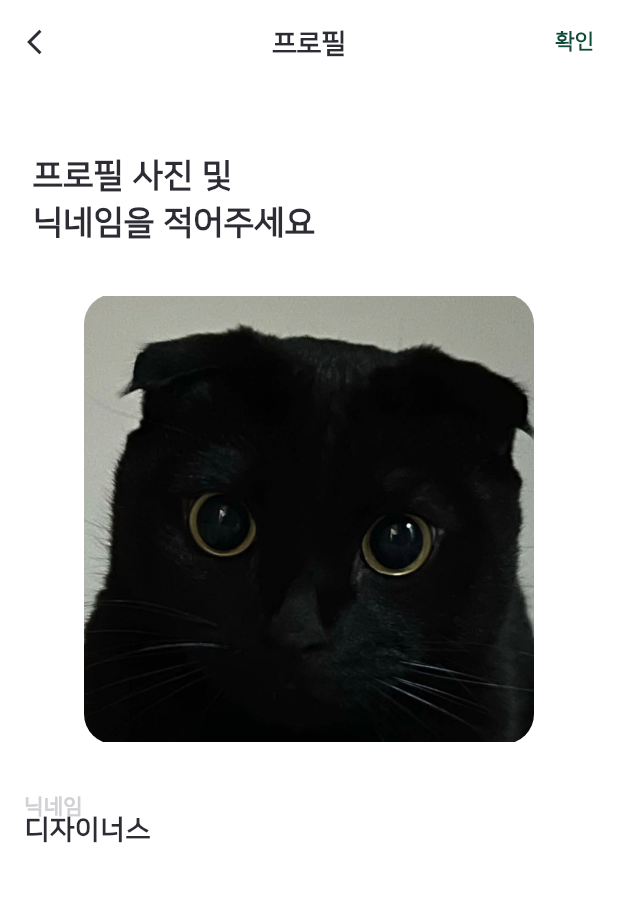
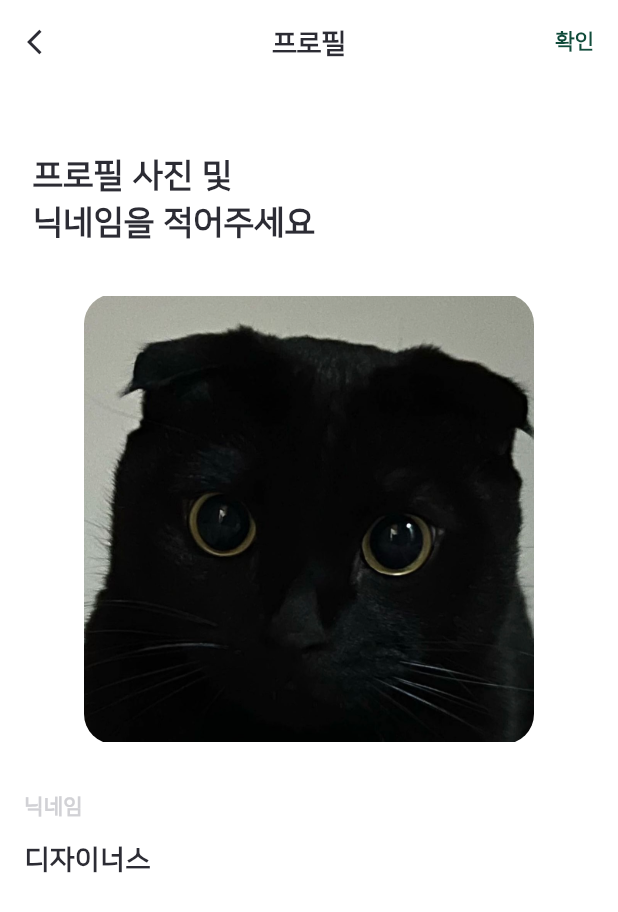
Before and after one commit to bbarkse93/project-yayoung-flutter, a Flutter app: the UserUpdate screen opened by its route, on a phone screen of 412 x 824 dp. Shown: the top 912 px of the screen. Run offline on Flutter 3.47's test engine with Material 3 defaults, Android fonts, the phone set to English and light mode, and no system bars; our stand-ins replace animated_splash_screen, carousel_slider, dio, flutter_secure_storage, logger, validators; accounts and stored records are empty.

Commit message:
개인정보 수정 화면

```diff
--- a/lib/ui/pages/my_page/main/main_page_widgets/my_page_appbar.dart
+++ b/lib/ui/pages/my_page/main/main_page_widgets/my_page_appbar.dart
@@ -18,7 +18,6 @@ class MyPageAppbar extends StatelessWidget implements PreferredSizeWidget  {
       backgroundColor: kBackWhite,
       elevation: 0.0,
       title: Row(
-
         children: [
           Text('Me', style: TextStyle(fontSize: fontXxlarge, fontWeight: FontWeight.bold)),
         ],
--- a/lib/ui/pages/my_page/user_update/user_update.dart
+++ b/lib/ui/pages/my_page/user_update/user_update.dart
@@ -14,12 +14,16 @@ class UserUpdate extends StatelessWidget {
     return Scaffold(
       backgroundColor: kBackWhite,
       appBar: UserUpdateAppbar(icon: iconArrowBack(mColor: kBlack, mSize: 20), title: "프로필", button: Text("확인", style: TextStyle(color: kPrimaryColor, fontWeight: FontWeight.bold))),
-      body: Column(
+      body: ListView(
         children: [
-          SizedBox(height: 30),
-          UserUpdateSign(),
-          UserUpdateImage(),
-          UserTextFormField(),
+          Column(
+            children: [
+              SizedBox(height: 30),
+              UserUpdateSign(),
+              UserUpdateImage(),
+              UserTextFormField(),
+            ],
+          ),
         ],
       ),
     );
--- a/lib/ui/pages/my_page/user_update/user_update_page_widgets/user_text_form_field.dart
+++ b/lib/ui/pages/my_page/user_update/user_update_page_widgets/user_text_form_field.dart
@@ -4,26 +4,43 @@ import 'package:team_project/_core/constants/color.dart';
 import 'package:team_project/_core/constants/icon.dart';
 import 'package:team_project/_core/constants/size.dart';
 
-class UserTextFormField extends StatelessWidget {
+class UserTextFormField extends StatefulWidget {
   const UserTextFormField({
-    super.key,
-  });
+    Key? key,
+  }) : super(key: key);
+
+  @override
+  State<UserTextFormField> createState() => _UserTextFormFieldState();
+}
+
+class _UserTextFormFieldState extends State<UserTextFormField> {
+  TextEditingController _textController = TextEditingController();
+
+
+  @override
+  void dispose() {
+    _textController.dispose(); // 컨트롤러를 해제합니다.
+    super.dispose();
+  }
 
   @override
   Widget build(BuildContext context) {
     return Padding(
       padding: const EdgeInsets.all(16.0),
-      child: Stack(
+      child: Column(
         children: [
-          Text("닉네임", style: bodyBlack1(mColor: kChoiceGray, mFontWeight: FontWeight.w900)),
+          Container(
+              alignment: Alignment.centerLeft,
+              child: Text("닉네임", style: bodyBlack1(mColor: kChoiceGray, mFontWeight: FontWeight.w900))),
           TextFormField(
+            controller: _textController,
             decoration: InputDecoration(
               hintText: "디자이너스",
               hintStyle: subTitle1(mFontWeight: FontWeight.w600),
               border: InputBorder.none,
               focusedBorder: InputBorder.none,
               suffix: InkWell(onTap: (){
-
+                _textController.clear();
               }
                   ,child: iconChattingClose(mColor: kChoiceGray,mSize: 20)),
               // suffixIcon: ,
@@ -32,10 +49,9 @@ class UserTextFormField extends StatelessWidget {
             onSaved: (String? value) {
               Logger().d("업데이트 값 잘 받아올 까? : ${value}");
             },
-
           ),
         ],
-      ),
+      )
     );
   }
 }
--- a/lib/ui/pages/my_page/user_update/user_update_page_widgets/user_update_appbar.dart
+++ b/lib/ui/pages/my_page/user_update/user_update_page_widgets/user_update_appbar.dart
@@ -1,6 +1,7 @@
 import 'package:flutter/material.dart';
 import 'package:team_project/_core/constants/color.dart';
 import 'package:team_project/_core/constants/icon.dart';
+import 'package:team_project/_core/constants/move.dart';
 import 'package:team_project/_core/constants/size.dart';
 
 class UserUpdateAppbar extends StatelessWidget implements PreferredSizeWidget {
@@ -26,6 +27,9 @@ class UserUpdateAppbar extends StatelessWidget implements PreferredSizeWidget {
         Padding(
           padding: const EdgeInsets.all(16.0),
           child: InkWell(
+            onTap: (){
+              Navigator.pushNamed(context, Move.mainScreenPage);
+            },
             child: Container(
               child: button,
             ),
```
